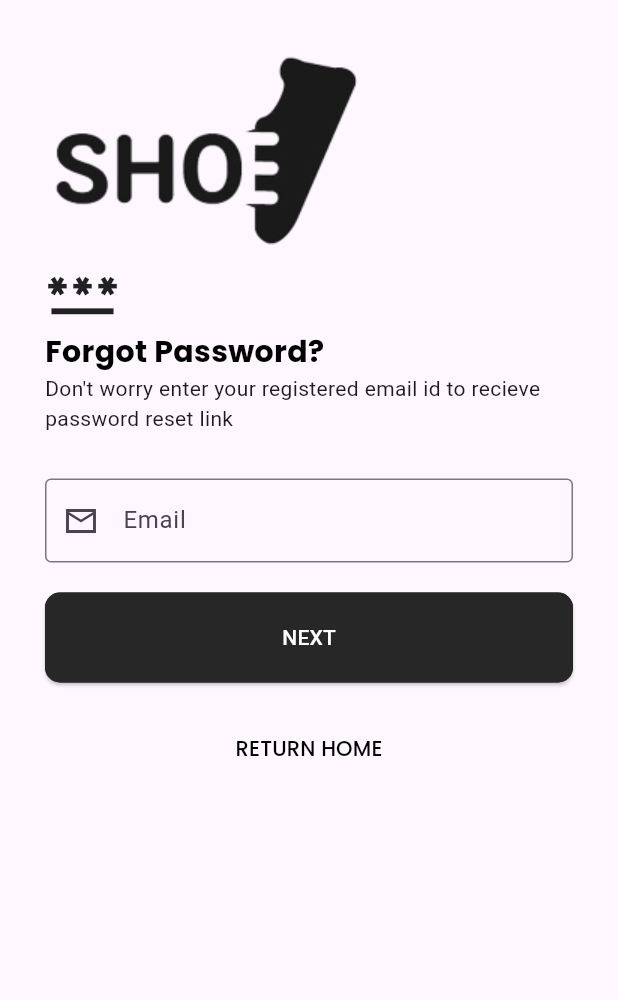
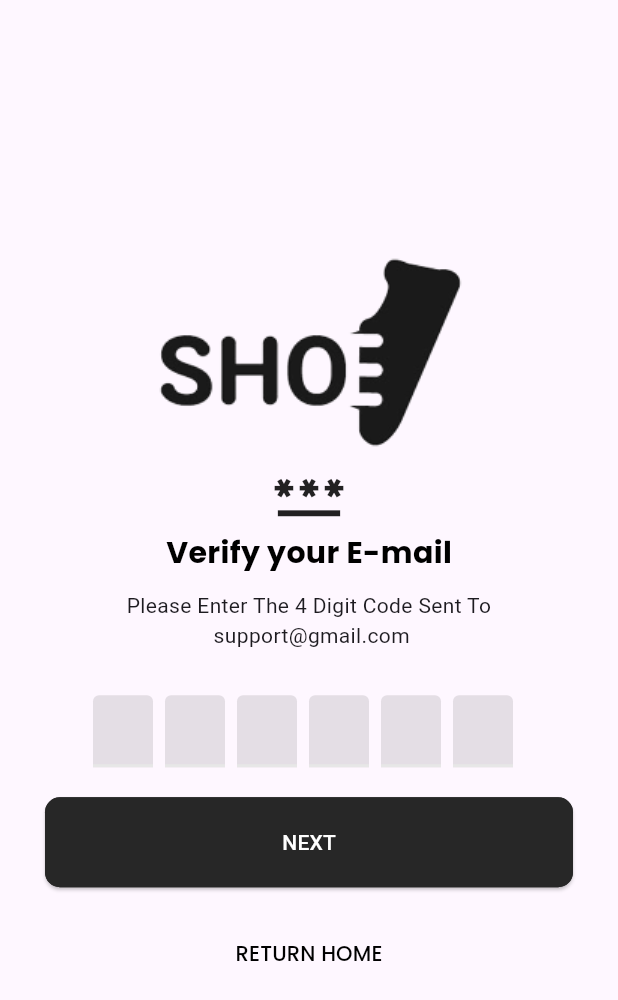
Before and after one commit to akpanphilip/flutter_firebase_auth, a Flutter app: the ForgotPasswordMailScreen screen opened directly, after a tap on "NEXT", on a phone screen of 412 x 824 dp. Shown: the top 1000 px of the screen. Run offline on Flutter 3.47's test engine with Material 2 defaults, Android fonts, the phone set to English and light mode, and no system bars; drawn by our look-alikes of flutter_otp_text_field; our stand-ins replace get, google_fonts.

Commit message:
added OTP text field

```diff
--- a/lib/src/common_widgets/common_widgets.dart
+++ b/lib/src/common_widgets/common_widgets.dart
@@ -54,9 +54,12 @@ class ResetOpt extends StatelessWidget {
 // form submit button
 class FormButton extends StatelessWidget {
   final String text;
+  final VoidCallback onPress;
+
   const FormButton({
     super.key,
     required this.text,
+    required this.onPress,
   });
 
   @override
@@ -72,7 +75,7 @@ class FormButton extends StatelessWidget {
             side: BorderSide(color: tSecondaryColor),
             padding: EdgeInsets.symmetric(vertical: 20),
           ),
-          onPressed: () {},
+          onPressed: onPress,
           child: Text(text.toUpperCase())),
     );
   }
--- a/lib/src/features/authentication/screens/forgot_password/forgot_password_mail_screen.dart
+++ b/lib/src/features/authentication/screens/forgot_password/forgot_password_mail_screen.dart
@@ -1,6 +1,7 @@
 // ignore_for_file: prefer_const_constructors
 
 import 'package:flutter/material.dart';
+import 'package:flutter_firebase_auth/src/features/authentication/screens/forgot_password/otp_screen.dart';
 import 'package:flutter_firebase_auth/src/features/authentication/screens/welcome/welcome_screen.dart';
 import 'package:get/get.dart';
 import 'package:google_fonts/google_fonts.dart';
@@ -61,6 +62,9 @@ class _ForgotPasswordMailScreenState extends State<ForgotPasswordMailScreen> {
                                 SizedBox(height: 20),
                                 FormButton(
                                   text: 'Next',
+                                  onPress: () {
+                                    Get.to(() => OtpScreen());
+                                  },
                                 ),
                               ]),
                         )),
--- /dev/null
+++ b/lib/src/features/authentication/screens/forgot_password/otp_screen.dart
@@ -0,0 +1,86 @@
+// ignore_for_file: prefer_const_constructors
+
+import 'package:flutter/material.dart';
+import 'package:flutter_otp_text_field/flutter_otp_text_field.dart';
+import 'package:get/get.dart';
+import 'package:google_fonts/google_fonts.dart';
+
+import '../../../../common_widgets/common_widgets.dart';
+import '../../../../constants/colors.dart';
+import '../../../../constants/image_strings.dart';
+import '../../../../constants/sizes.dart';
+import '../welcome/welcome_screen.dart';
+
+class OtpScreen extends StatefulWidget {
+  const OtpScreen({super.key});
+
+  @override
+  State<OtpScreen> createState() => _OtpScreenState();
+}
+
+class _OtpScreenState extends State<OtpScreen> {
+  @override
+  Widget build(BuildContext context) {
+    return Scaffold(
+      body: SafeArea(
+          child: Center(
+              child: SingleChildScrollView(
+        child: Container(
+            padding: EdgeInsets.all(tDefaultSize),
+            child: Column(
+              // crossAxisAlignment: CrossAxisAlignment.start,
+              children: [
+                Image(image: AssetImage(logoImage)),
+                Icon(
+                  Icons.password_outlined,
+                  size: 50,
+                ),
+                Text(
+                  'Verify your E-mail',
+                  style: GoogleFonts.poppins(
+                      color: tDarkColor,
+                      fontSize: 20,
+                      fontWeight: FontWeight.w700),
+                ),
+                SizedBox(height: 10),
+                Text(
+                  'Please Enter The 4 Digit Code Sent To \n support@gmail.com',
+                  textAlign: TextAlign.center,
+                ),
+                SizedBox(height: 10),
+                Container(
+                  padding: EdgeInsets.symmetric(vertical: 20.0),
+                  child: Column(
+                    children: [
+                      OtpTextField(
+                        mainAxisAlignment: MainAxisAlignment.center,
+                        numberOfFields: 6,
+                        fillColor: Colors.black.withOpacity(0.1),
+                        filled: true,
+                      ),
+                      SizedBox(height: 20),
+                      FormButton(
+                        text: 'Next',
+                        onPress: () {
+                          Get.to(() => OtpScreen());
+                        },
+                      ),
+                    ],
+                  ),
+                ),
+                Align(
+                  alignment: Alignment.center,
+                  child: TextButton(
+                    onPressed: () => Get.to(() => const WelcomeScreen()),
+                    child: Text(
+                      'return home'.toUpperCase(),
+                      style: GoogleFonts.poppins(color: tDarkColor),
+                    ),
+                  ),
+                ),
+              ],
+            )),
+      ))),
+    );
+  }
+}
--- a/pubspec.yaml
+++ b/pubspec.yaml
@@ -38,6 +38,7 @@ dependencies:
   get: ^4.6.5
   liquid_swipe: ^3.1.0
   smooth_page_indicator: ^1.1.0
+  flutter_otp_text_field: ^1.1.1
 
 dev_dependencies:
   flutter_test:
```
Also changed, not shown: pubspec.lock.
